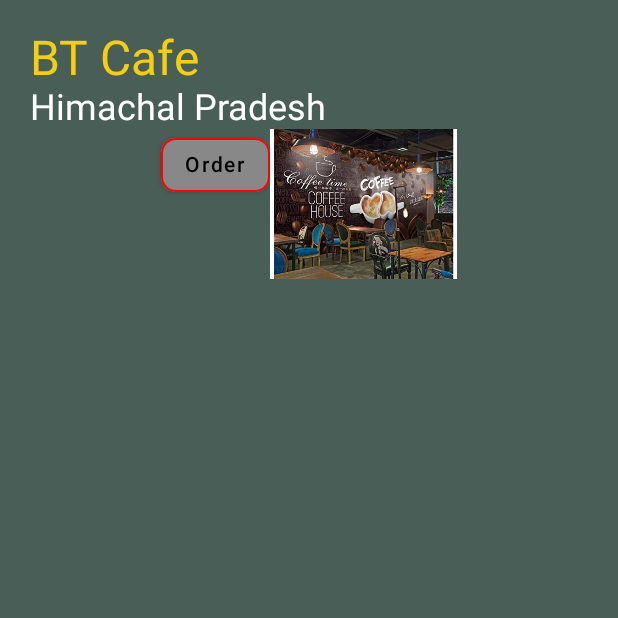
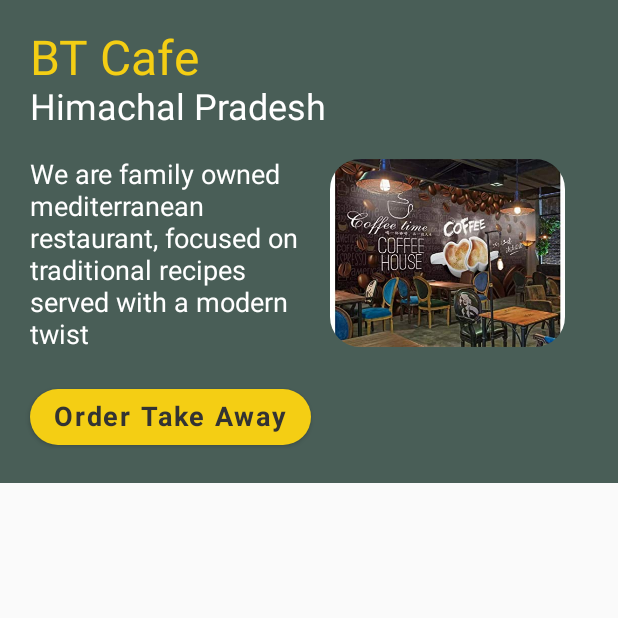
Before and after one commit to lagwalsahil21821/BTCafe, an Android app built with Jetpack Compose: the screen it shows after launch (MainActivity), on a phone screen of 412 x 824 dp, the top half of it. Run offline under Robolectric (Android 15) with nearby library versions, the phone set to English and light mode, and no system bars.

Commit message:
upper panel

```diff
--- a/app/src/main/java/com/example/bt_cafe/MainActivity.kt
+++ b/app/src/main/java/com/example/bt_cafe/MainActivity.kt
@@ -12,6 +12,7 @@ import androidx.compose.material.*
 import androidx.compose.runtime.Composable
 import androidx.compose.ui.Alignment
 import androidx.compose.ui.Modifier
+import androidx.compose.ui.draw.clip
 import androidx.compose.ui.graphics.Color
 import androidx.compose.ui.graphics.Color.Companion.Gray
 import androidx.compose.ui.res.painterResource
@@ -26,13 +27,7 @@ class MainActivity : ComponentActivity() {
     override fun onCreate(savedInstanceState: Bundle?) {
         super.onCreate(savedInstanceState)
         setContent {
-            BT_CafeTheme {
-                Surface(
-                    modifier = Modifier.fillMaxSize(),
-                    color = MaterialTheme.colors.background) {
-                        UpperPart()
-                    }
-            }
+            UpperPart()
 
 
 
@@ -41,90 +36,3 @@ class MainActivity : ComponentActivity() {
         }
     }
 }
-
-@Composable
-fun UpperPart(){
-    // layout: column, row, box
-    Column(
-        Modifier
-            .fillMaxSize()
-            .background(Color(0xFF495E57)),
-        verticalArrangement = Arrangement.Top,
-        horizontalAlignment = Alignment.Start
-    ) {
-        Text(
-            text = stringResource(id = R.string.title),
-            color = Color(0xFFF4CE14),
-            fontSize = 32.sp,
-            modifier = Modifier.padding(start = 20.dp, top = 20.dp)
-        )
-
-        Text(
-            text = stringResource(id = R.string.location),
-            fontSize = 24.sp,
-            color = Color(0xFFFFFFFF),
-            modifier = Modifier.padding(start = 20.dp)
-        )
-
-        Row(
-            Modifier.fillMaxSize(),
-            horizontalArrangement = Arrangement.Center
-        ) {
-            Button(
-                onClick = { /*TODO*/ },
-                border = BorderStroke(1.dp, Color.Red),
-                shape = RoundedCornerShape(10.dp),
-                colors = ButtonDefaults.buttonColors(backgroundColor = Color.Gray)
-            ) {
-                Text(text = stringResource(id = R.string.order))
-            }
-
-            Image(
-                painter = painterResource(id = R.drawable.cafe),
-                contentDescription = "",
-                Modifier.height(100.dp)
-            )
-
-
-        }
-    }
-}
-
-@Preview(showBackground = true)
-@Composable
-fun UpperPartPreview(){
-    UpperPart()
-}
-
-/*
-@Composable
-fun RestaurantName(name: String, size: Int){
-    Text(text = name, fontSize = size.sp)
-}
-
-
-@Preview(showBackground = true)
-@Composable
-fun ShowRestaurantNamePre(){
-        RestaurantName(
-            name = stringResource(id = R.string.title),
-            size = 32
-        )
-
-
-}
-
-
-@Composable
-fun Greeting(name: String) {
-    Text(text =  "Hello $name!")
-}
-
-
-@Preview(showBackground = true)
-@Composable
-fun DefaultPreview() {
-    BT_CafeTheme() {
-        Greeting("Android")
-    }
-}*/
--- /dev/null
+++ b/app/src/main/java/com/example/bt_cafe/upperPart.kt
@@ -0,0 +1,96 @@
+package com.example.bt_cafe
+
+import android.widget.Toast
+import androidx.compose.foundation.Image
+import androidx.compose.foundation.background
+import androidx.compose.foundation.layout.*
+import androidx.compose.foundation.shape.RoundedCornerShape
+import androidx.compose.material.Button
+import androidx.compose.material.ButtonDefaults
+import androidx.compose.material.Text
+import androidx.compose.runtime.Composable
+import androidx.compose.ui.Alignment
+import androidx.compose.ui.Modifier
+import androidx.compose.ui.draw.clip
+import androidx.compose.ui.graphics.Color
+import androidx.compose.ui.platform.LocalContext
+import androidx.compose.ui.res.painterResource
+import androidx.compose.ui.res.stringResource
+import androidx.compose.ui.text.font.FontWeight
+import androidx.compose.ui.tooling.preview.Preview
+import androidx.compose.ui.unit.dp
+import androidx.compose.ui.unit.sp
+
+@Composable
+fun UpperPart(){
+    val context = LocalContext.current
+    // layout: column, row, box
+    Column(
+        verticalArrangement = Arrangement.Top,
+        horizontalAlignment = Alignment.Start,
+        modifier = Modifier
+            .fillMaxWidth()
+            .background(Color(0xFF495E57))
+
+    ) {
+        Text(
+            text = stringResource(id = R.string.title),
+            color = Color(0xFFF4CE14),
+            fontSize = 32.sp,
+            modifier = Modifier.padding(start = 20.dp, top = 20.dp)
+        )
+
+        Text(
+            text = stringResource(id = R.string.location),
+            fontSize = 24.sp,
+            color = Color(0xFFFFFFFF),
+            modifier = Modifier.padding(start = 20.dp)
+        )
+
+        Row(
+            Modifier
+                .fillMaxWidth()
+                .padding(20.dp),
+            horizontalArrangement = Arrangement.Start
+
+        ) {
+            Text(
+                text = stringResource(id = R.string.description_one),
+                modifier = Modifier.width(200.dp),
+                color = Color.White,
+                fontSize = 18.sp
+            )
+            Image(
+                painter = painterResource(id = R.drawable.cafe),
+                contentDescription = "",
+                Modifier
+                    .height(125.dp)
+                    .clip(RoundedCornerShape(20.dp))
+            )
+
+        }
+
+        Button(
+            onClick = {
+                Toast.makeText(context, "Order Successful!", Toast.LENGTH_SHORT).show()
+            },
+            shape = RoundedCornerShape(20.dp),
+            colors = ButtonDefaults.buttonColors(backgroundColor = Color(0xFFF4CE14)),
+            modifier = Modifier.padding(start = 20.dp, bottom = 20.dp)
+        ) {
+            Text(
+                text = stringResource(id = R.string.order),
+                fontSize = 18.sp,
+                fontWeight = FontWeight.Bold,
+                color = Color(0xFF333333)
+            )
+        }
+
+    }
+}
+
+@Preview(showBackground = true)
+@Composable
+fun UpperPartPreview(){
+    UpperPart()
+}
--- a/app/src/main/res/values/strings.xml
+++ b/app/src/main/res/values/strings.xml
@@ -2,5 +2,6 @@
     <string name="title">BT Cafe</string>
     <string name="app_name">BT Cafe</string>
     <string name="location">Himachal Pradesh</string>
-    <string name="order">Order</string>
+    <string name="order">Order Take Away</string>
+    <string name="description_one">We are family owned mediterranean restaurant, focused on traditional recipes served with a modern twist</string>
 </resources>
```
